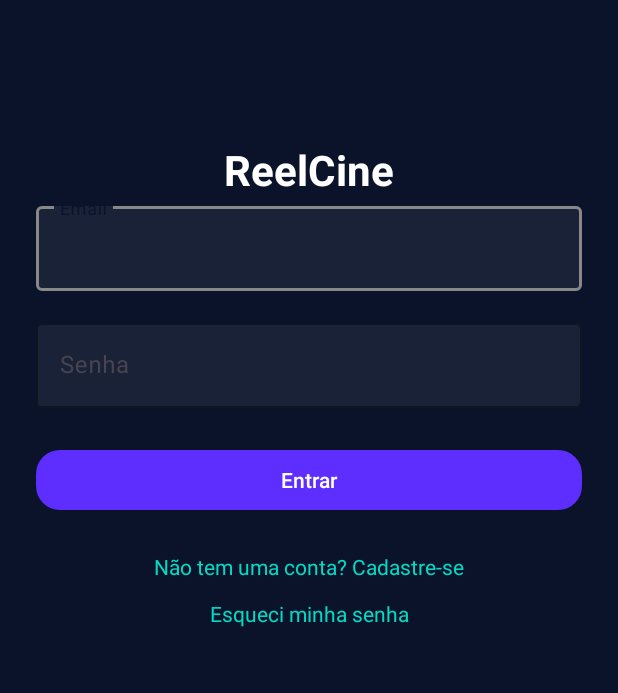
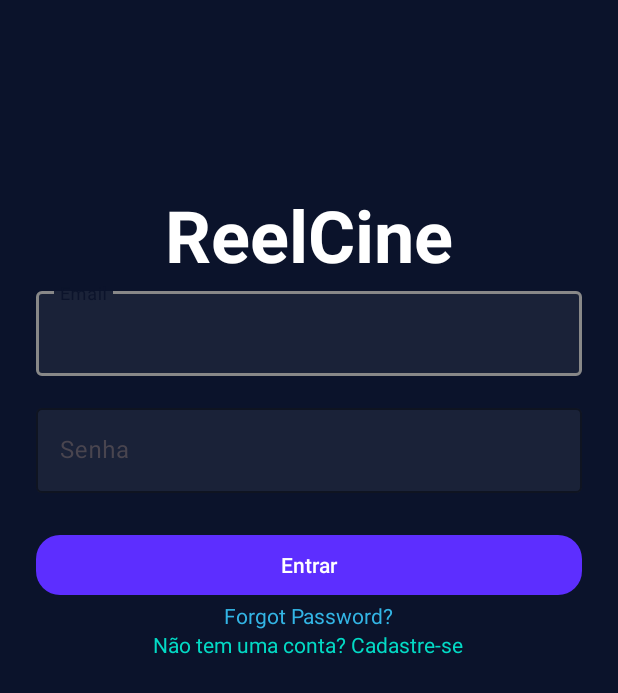
Before and after one commit to carlosaoribeiro/ProjectReelCine, an Android app: the screen it shows after launch (LoginActivity), on a phone screen of 412 x 824 dp. Shown: the top 693 px of the screen. Run offline under Robolectric (Android 15) with nearby library versions, the phone set to English and light mode, and no system bars; our stand-ins replace Firebase (no records; nobody signed in at launch, a user with empty details on screens opened directly).

Commit message:
feature/forgot-password

```diff
--- a/app/src/main/AndroidManifest.xml
+++ b/app/src/main/AndroidManifest.xml
@@ -33,6 +33,9 @@
         <activity android:name="com.carlosribeiro.reelcineproject.ui.GruposActivity" />
         <activity android:name="com.carlosribeiro.reelcineproject.ui.feed.FeedActivity" />
         <activity android:name="com.carlosribeiro.reelcineproject.ui.LoginActivity" />
+        <activity android:name=".ui.ForgotPasswordActivity" />
+
+
     </application>
 
 </manifest>
--- a/app/src/main/java/com/carlosribeiro/reelcineproject/ui/LoginActivity.kt
+++ b/app/src/main/java/com/carlosribeiro/reelcineproject/ui/LoginActivity.kt
@@ -19,6 +19,24 @@ class LoginActivity : AppCompatActivity() {
         binding = ActivityLoginBinding.inflate(layoutInflater)
         setContentView(binding.root)
 
+        binding.textEsqueciSenha.setOnClickListener {
+            val email = binding.editEmail.text.toString().trim()
+            if (email.isEmpty()) {
+                Toast.makeText(this, "Please enter your email", Toast.LENGTH_SHORT).show()
+                return@setOnClickListener
+            }
+
+            FirebaseAuth.getInstance().sendPasswordResetEmail(email)
+                .addOnCompleteListener { task ->
+                    if (task.isSuccessful) {
+                        Toast.makeText(this, "Password reset email sent", Toast.LENGTH_LONG).show()
+                    } else {
+                        Toast.makeText(this, "Error: ${task.exception?.message}", Toast.LENGTH_LONG).show()
+                    }
+                }
+        }
+
+
         // Inicializa o Firebase Auth
         auth = FirebaseAuth.getInstance()
 
@@ -33,14 +51,22 @@ class LoginActivity : AppCompatActivity() {
         }
 
         // Link para esqueci minha senha
-        binding.linkEsqueciSenha.setOnClickListener {
+        binding.textEsqueciSenha.setOnClickListener {
             Toast.makeText(
                 this,
                 "Função 'Esqueci minha senha' ainda não implementada",
                 Toast.LENGTH_SHORT
             ).show()
         }
+        binding.textEsqueciSenha.setOnClickListener {
+            startActivity(Intent(this, ForgotPasswordActivity::class.java))
+        }
+
+
+
     }
+
+
 
     override fun onStart() {
         super.onStart()
--- a/app/src/main/res/layout/activity_login.xml
+++ b/app/src/main/res/layout/activity_login.xml
@@ -1,7 +1,7 @@
 <?xml version="1.0" encoding="utf-8"?>
-<androidx.constraintlayout.widget.ConstraintLayout
-    xmlns:android="http://schemas.android.com/apk/res/android"
+<androidx.constraintlayout.widget.ConstraintLayout xmlns:android="http://schemas.android.com/apk/res/android"
     xmlns:app="http://schemas.android.com/apk/res-auto"
+    xmlns:tools="http://schemas.android.com/tools"
     android:layout_width="match_parent"
     android:layout_height="match_parent"
     android:background="#0B132B"
@@ -12,15 +12,15 @@
         android:id="@+id/textTitulo"
         android:layout_width="wrap_content"
         android:layout_height="wrap_content"
+        android:layout_marginTop="100dp"
+        android:layout_marginBottom="50dp"
         android:text="ReelCine"
-        android:textSize="28sp"
+        android:textColor="@android:color/white"
+        android:textSize="48sp"
         android:textStyle="bold"
-        android:layout_marginTop="70dp"
-        android:textColor="@android:color/white"
-        app:layout_constraintTop_toTopOf="parent"
+        app:layout_constraintEnd_toEndOf="parent"
         app:layout_constraintStart_toStartOf="parent"
-        app:layout_constraintEnd_toEndOf="parent"
-        android:layout_marginBottom="50dp"/>
+        app:layout_constraintTop_toTopOf="parent" />
 
     <!-- Email -->
     <com.google.android.material.textfield.TextInputLayout
@@ -31,9 +31,9 @@
         android:hint="Email"
         app:boxBackgroundColor="#1A2238"
         app:boxStrokeColor="#888888"
-        app:layout_constraintTop_toBottomOf="@id/textTitulo"
+        app:layout_constraintEnd_toEndOf="parent"
         app:layout_constraintStart_toStartOf="parent"
-        app:layout_constraintEnd_toEndOf="parent">
+        app:layout_constraintTop_toBottomOf="@id/textTitulo">
 
         <com.google.android.material.textfield.TextInputEditText
             android:id="@+id/editEmail"
@@ -41,7 +41,7 @@
             android:layout_height="wrap_content"
             android:layout_marginTop="20dp"
             android:inputType="textEmailAddress"
-            android:textColor="@android:color/white"/>
+            android:textColor="@android:color/white" />
     </com.google.android.material.textfield.TextInputLayout>
 
     <!-- Senha -->
@@ -50,39 +50,41 @@
         style="@style/Widget.Material3.TextInputLayout.OutlinedBox"
         android:layout_width="0dp"
         android:layout_height="wrap_content"
+        android:layout_marginTop="16dp"
         android:hint="Senha"
         app:boxBackgroundColor="#1A2238"
         app:boxStrokeColor="#888888"
-        app:layout_constraintTop_toBottomOf="@id/emailLayout"
+        app:layout_constraintEnd_toEndOf="parent"
         app:layout_constraintStart_toStartOf="parent"
-        app:layout_constraintEnd_toEndOf="parent"
-        android:layout_marginTop="16dp">
+        app:layout_constraintTop_toBottomOf="@id/emailLayout">
 
         <com.google.android.material.textfield.TextInputEditText
             android:id="@+id/editSenha"
             android:layout_width="match_parent"
             android:layout_height="wrap_content"
             android:inputType="textPassword"
-            android:textColor="@android:color/white"/>
+            android:textColor="@android:color/white" />
     </com.google.android.material.textfield.TextInputLayout>
 
     <!-- Botão Login -->
     <com.google.android.material.button.MaterialButton
         android:id="@+id/btnEntrar"
+        style="@style/Widget.Material3.Button"
         android:layout_width="0dp"
         android:layout_height="wrap_content"
+        android:layout_marginTop="24dp"
         android:text="Entrar"
-        style="@style/Widget.Material3.Button"
         android:textAllCaps="false"
-        app:cornerRadius="16dp"
         android:textColor="@android:color/white"
         app:backgroundTint="#5D2EFF"
-        app:layout_constraintTop_toBottomOf="@id/senhaLayout"
+        app:cornerRadius="16dp"
+        app:layout_constraintEnd_toEndOf="parent"
         app:layout_constraintStart_toStartOf="parent"
-        app:layout_constraintEnd_toEndOf="parent"
-        android:layout_marginTop="24dp"/>
+        app:layout_constraintTop_toBottomOf="@id/senhaLayout" />
 
     <!-- Link cadastro -->
+
+    <!-- Link senha -->
     <TextView
         android:id="@+id/linkCadastro"
         android:layout_width="wrap_content"
@@ -90,22 +92,20 @@
         android:text="Não tem uma conta? Cadastre-se"
         android:textColor="#03DAC5"
         android:textSize="14sp"
-        android:layout_marginTop="24dp"
-        app:layout_constraintTop_toBottomOf="@id/btnEntrar"
+        app:layout_constraintEnd_toEndOf="parent"
+        app:layout_constraintHorizontal_bias="0.496"
         app:layout_constraintStart_toStartOf="parent"
-        app:layout_constraintEnd_toEndOf="parent"/>
+        app:layout_constraintTop_toBottomOf="@+id/textEsqueciSenha" />
 
-    <!-- Link senha -->
     <TextView
-        android:id="@+id/linkEsqueciSenha"
+        android:id="@+id/textEsqueciSenha"
         android:layout_width="wrap_content"
         android:layout_height="wrap_content"
-        android:text="Esqueci minha senha"
-        android:textColor="#03DAC5"
-        android:textSize="14sp"
-        android:layout_marginTop="12dp"
-        app:layout_constraintTop_toBottomOf="@id/linkCadastro"
+        android:layout_gravity="center_horizontal"
+        android:text="Forgot Password?"
+        android:textColor="@android:color/holo_blue_light"
+        app:layout_constraintEnd_toEndOf="parent"
         app:layout_constraintStart_toStartOf="parent"
-        app:layout_constraintEnd_toEndOf="parent"/>
+        app:layout_constraintTop_toBottomOf="@+id/btnEntrar" />
 
 </androidx.constraintlayout.widget.ConstraintLayout>
```
Also changed, not shown: app/src/main/java/com/carlosribeiro/reelcineproject/ui/ForgotPasswordActivity.kt (added, +53 -0 lines), app/src/main/res/layout/activity_forgot_password.xml (added, +51 -0 lines), app/src/main/res/layout/activity_splash.xml (+18 -18 lines).
